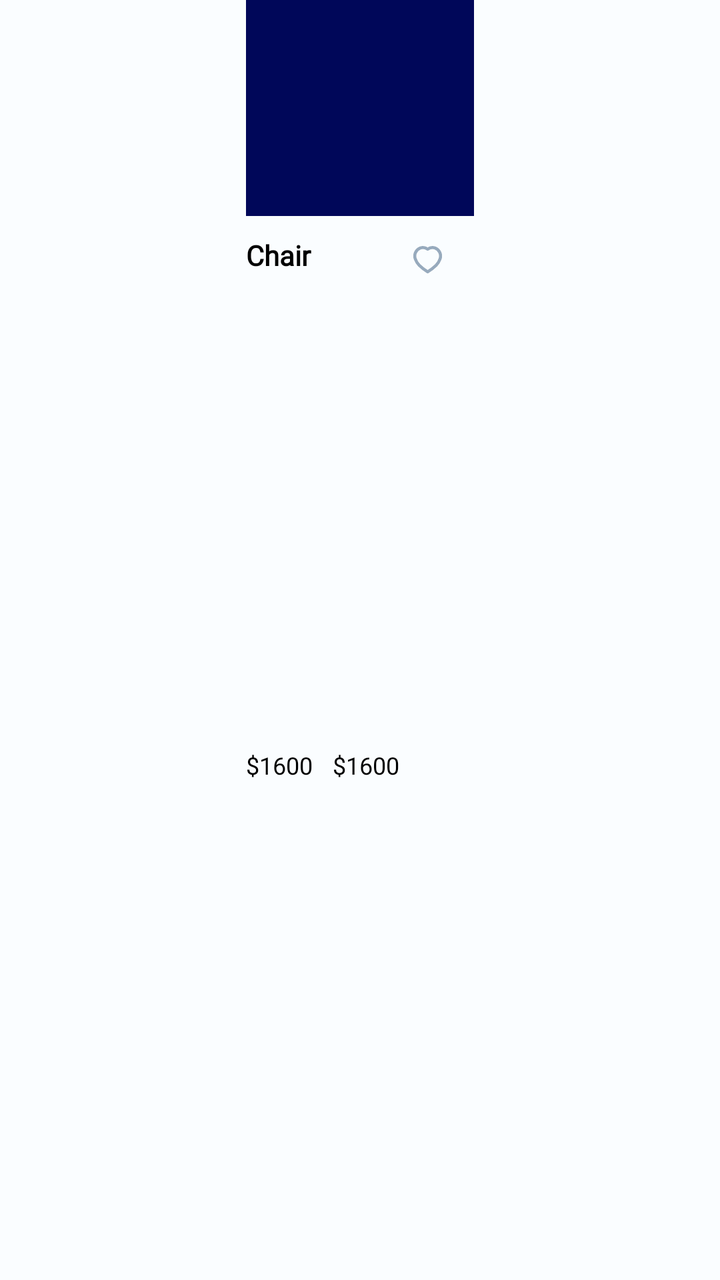
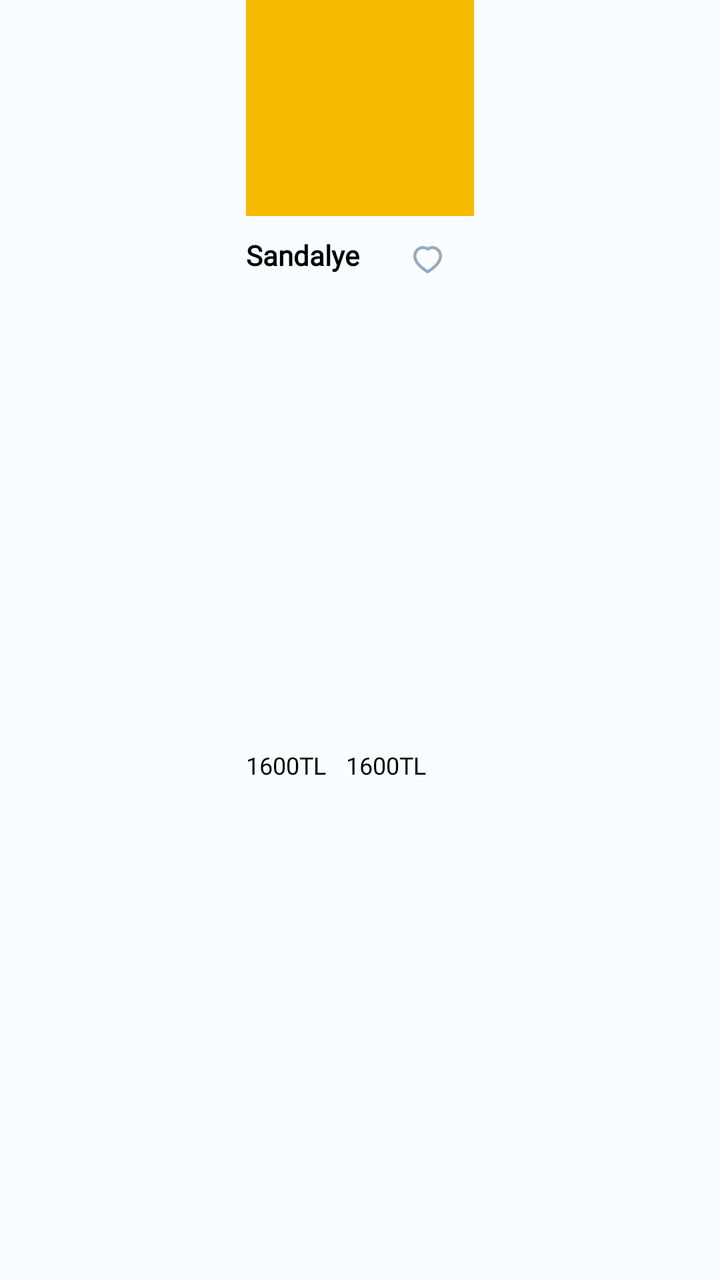

Before-and-after screenshots of an Android layout around one commit, followed by the original layout XML and the change that was made.
<!-- AndroidManifest.xml: application theme Theme.ARoom -->
<!-- res/layout/product_rv_item.xml -->
<?xml version="1.0" encoding="utf-8"?>
<LinearLayout xmlns:android="http://schemas.android.com/apk/res/android"
    xmlns:app="http://schemas.android.com/apk/res-auto"
    android:layout_width="wrap_content"
    android:layout_height="wrap_content"
    android:background="@color/g_card_background"
    app:elevation="0dp"
    android:layout_margin="5dp"
    >

    <androidx.constraintlayout.widget.ConstraintLayout
        android:layout_width="match_parent"
        android:layout_height="match_parent"

        >

        <ImageView
            android:id="@+id/img_product"
            android:layout_width="114dp"
            android:layout_height="108dp"
            android:src="@color/g_dark_blue"
            app:layout_constraintEnd_toEndOf="parent"
            app:layout_constraintStart_toStartOf="parent"
            app:layout_constraintTop_toTopOf="parent"
            android:scaleType="centerCrop"/>

        <LinearLayout
            android:id="@+id/linear_product_name"
            android:layout_width="0dp"
            android:layout_height="wrap_content"
            android:layout_marginTop="10dp"
            android:orientation="horizontal"
            app:layout_constraintStart_toStartOf="@id/img_product"
            app:layout_constraintTop_toBottomOf="@id/img_product"
            app:layout_constraintEnd_toEndOf="@id/img_product">

            <TextView
                android:id="@+id/tv_name"
                android:layout_width="wrap_content"
                android:layout_height="wrap_content"
                android:fontFamily="@font/poppins_light"
                android:text="Chair"
                android:maxLines="2"
                android:ellipsize="end"
                android:textColor="@color/black"
                android:textSize="14sp"
                android:textStyle="bold"
                android:layout_weight="1"/>

            <ImageView
                android:id="@+id/img_favorite"
                android:layout_width="wrap_content"
                android:layout_height="wrap_content"
                android:layout_marginTop="5dp"
                android:layout_marginEnd="16dp"
                android:scaleType="centerCrop"
                android:src="@drawable/ic_favorite"
                app:tint="@color/g_blue_gray200" />
        </LinearLayout>


        <TextView
            android:id="@+id/tv_new_price"
            android:layout_width="wrap_content"
            android:layout_height="wrap_content"
            android:layout_marginTop="3dp"
            android:layout_marginBottom="15dp"
            android:fontFamily="@font/sf_pro_display"
            android:text="$1600"
            android:textColor="@color/black"
            android:textSize="12sp"
            app:layout_constraintBottom_toBottomOf="parent"
            app:layout_constraintStart_toEndOf="@id/tv_price"
            app:layout_constraintTop_toBottomOf="@id/linear_product_name"
            android:layout_marginStart="10dp"/>

        <TextView
            android:id="@+id/tv_price"
            android:layout_width="wrap_content"
            android:layout_height="wrap_content"
            android:layout_marginTop="3dp"
            android:layout_marginBottom="15dp"
            android:fontFamily="@font/sf_pro_display"
            android:text="$1600"
            android:textColor="@color/black"
            android:textSize="12sp"
            app:layout_constraintBottom_toBottomOf="parent"
            app:layout_constraintStart_toStartOf="@id/img_product"
            app:layout_constraintTop_toBottomOf="@id/linear_product_name" />


    </androidx.constraintlayout.widget.ConstraintLayout>

</LinearLayout>
<!-- resources referenced by this layout -->
<resources>
  <color name="black">#FF000000</color>
  <color name="g_blue_gray200">#97AABD</color>
  <color name="g_card_background">#FAFDFF</color>
  <color name="g_dark_blue">#000759</color>
  <!-- drawable ic_favorite (drawable-v24) -->
  <vector xmlns:android="http://schemas.android.com/apk/res/android"
      android:width="14.193dp"
      android:height="13.526dp"
      android:viewportWidth="14.193"
      android:viewportHeight="13.526">
    <path
        android:pathData="M6.937,12.676A23.226,23.226 0,0 1,2.923 9.553,7.994 7.994,0 0,1 1.012,6.506 4.243,4.243 0,0 1,3.477 0.968,3.985 3.985,0 0,1 7.094,1.576h0A3.991,3.991 0,0 1,10.71 0.968,4.246 4.246,0 0,1 13.182,6.506a7.994,7.994 0,0 1,-1.911 3.047A23.226,23.226 0,0 1,7.256 12.676l-0.157,0.1Z"
        android:strokeLineJoin="round"
        android:strokeWidth="1.5"
        android:fillColor="#00000000"
        android:strokeColor="#fff"
        android:strokeLineCap="round"/>
  </vector>
  <style name="Theme.ARoom" parent="Theme.MaterialComponents.Light.NoActionBar">
          
          <item name="colorPrimary">@color/purple_500</item>
          <item name="colorPrimaryVariant">@color/purple_700</item>
          <item name="colorOnPrimary">@color/white</item>
          
          <item name="colorSecondary">@color/teal_200</item>
          <item name="colorSecondaryVariant">@color/teal_700</item>
          <item name="colorOnSecondary">@color/black</item>
          
          <item name="android:statusBarColor">?attr/colorPrimaryVariant</item>
          
  
  
  
      </style>
  <color name="purple_500">#FF6200EE</color>
  <color name="purple_700">#FF3700B3</color>
  <color name="white">#FFFFFFFF</color>
  <color name="teal_200">#FF03DAC5</color>
  <color name="teal_700">#FF018786</color>
</resources>

<!-- the commit's change to res/layout/product_rv_item.xml (unified diff, before → after) -->
@@ -18,7 +18,7 @@
             android:id="@+id/img_product"
             android:layout_width="114dp"
             android:layout_height="108dp"
-            android:src="@color/g_dark_blue"
+            android:src="@color/g_orange_yellow"
             app:layout_constraintEnd_toEndOf="parent"
             app:layout_constraintStart_toStartOf="parent"
             app:layout_constraintTop_toTopOf="parent"
@@ -39,7 +39,7 @@
                 android:layout_width="wrap_content"
                 android:layout_height="wrap_content"
                 android:fontFamily="@font/poppins_light"
-                android:text="Chair"
+                android:text="Sandalye"
                 android:maxLines="2"
                 android:ellipsize="end"
                 android:textColor="@color/black"
@@ -66,7 +66,7 @@
             android:layout_marginTop="3dp"
             android:layout_marginBottom="15dp"
             android:fontFamily="@font/sf_pro_display"
-            android:text="$1600"
+            android:text="1600TL"
             android:textColor="@color/black"
             android:textSize="12sp"
             app:layout_constraintBottom_toBottomOf="parent"
@@ -81,7 +81,7 @@
             android:layout_marginTop="3dp"
             android:layout_marginBottom="15dp"
             android:fontFamily="@font/sf_pro_display"
-            android:text="$1600"
+            android:text="1600TL"
             android:textColor="@color/black"
             android:textSize="12sp"
             app:layout_constraintBottom_toBottomOf="parent"
<!-- resource entries referenced after the edit -->
@@ -3,7 +3,7 @@
   <color name="black">#FF000000</color>
   <color name="g_blue_gray200">#97AABD</color>
   <color name="g_card_background">#FAFDFF</color>
-  <color name="g_dark_blue">#000759</color>
+  <color name="g_orange_yellow">#F8BA00</color>
   <!-- drawable ic_favorite (drawable-v24) -->
   <vector xmlns:android="http://schemas.android.com/apk/res/android"
       android:width="14.193dp"
